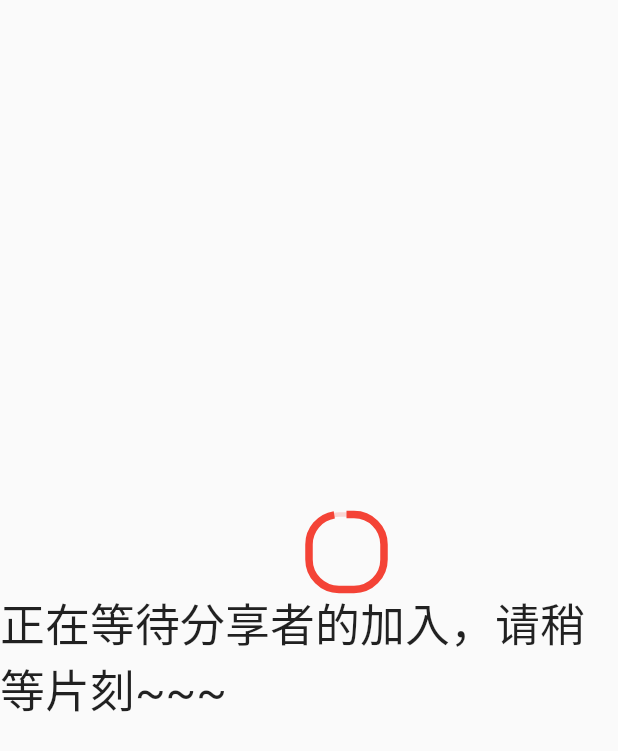
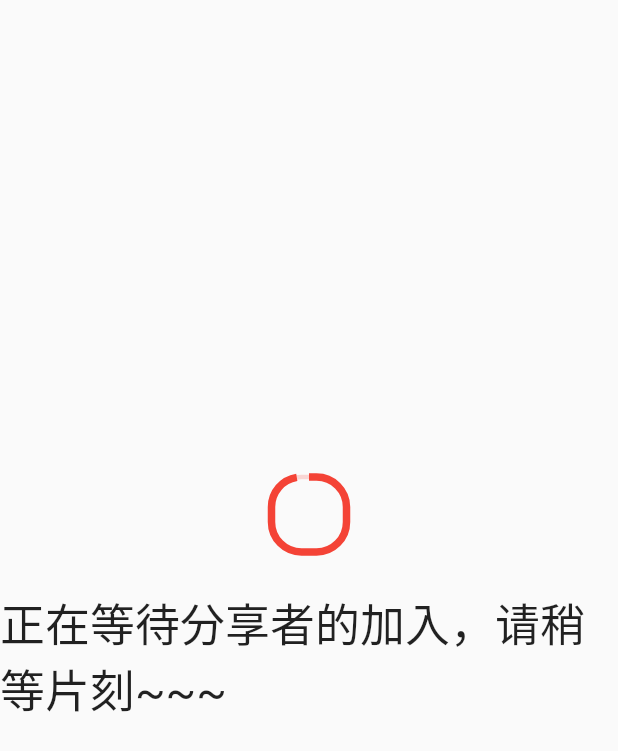
Before and after one commit to Brian417-cup/DrawBoard, a Flutter app: the CustomWaitingShare widget shown alone on an empty page, opened directly, on a phone screen of 412 x 824 dp. Shown: the top 751 px of the screen. Run offline on Flutter 3.47's test engine with Material 2 defaults, Android fonts, the phone set to English and light mode, and no system bars; our stand-ins replace flutter_colorpicker, flutter_image_compress, image_gallery_saver, permission_handler; missing offline and left inert: ftoast, permission_handler_platform_interface.

Commit message:
修正等待动画居中

```diff
--- a/lib/view/widget/custom_share_screen_dialog.dart
+++ b/lib/view/widget/custom_share_screen_dialog.dart
@@ -2,12 +2,11 @@ import 'package:flutter/material.dart';
 
 //和主文件的_shareIdentityDialogShow一起使用
 class CustomShareScreenDialog extends StatefulWidget {
+  //  在一开始就要进行身份确认
+  final Function() onInitIdentity;
   final Function(bool isServer) onRatioChanged;
   final Function(String ipStr) onIPChanged;
   final Function(String portStr) onPortChanged;
-
-//  在一开始就要进行身份确认
-  final Function() onInitIdentity;
 
   CustomShareScreenDialog(
       {Key? key,
--- a/lib/view/widget/custom_waiting_share.dart
+++ b/lib/view/widget/custom_waiting_share.dart
@@ -51,7 +51,9 @@ class _CustomWaitingShareState extends State<CustomWaitingShare>
   Widget build(BuildContext context) {
     return Container(
       child: Column(mainAxisAlignment: MainAxisAlignment.center, children: [
-        CustomPaint(
+        Transform.translate(
+          offset: Offset(-widget.totalWidth / 2, -widget.totalHeight / 2),
+          child: CustomPaint(
               painter: BorderPainter(
                   width: widget.totalWidth,
                   height: widget.totalHeight,
@@ -59,7 +61,10 @@ class _CustomWaitingShareState extends State<CustomWaitingShare>
                   controller: _controller!,
                   firstBorderColor: _colorList[_curIndex].withOpacity(0.2),
                   secondBorderColor: _colorList[_curIndex])),
-        SizedBox(height: 50,),
+        ),
+        SizedBox(
+          height: 50,
+        ),
         Text(
           '正在等待分享者的加入，请稍等片刻~~~',
           style: TextStyle(fontSize: 30),
```
Lines whose indentation alone changed are shown as unchanged.
